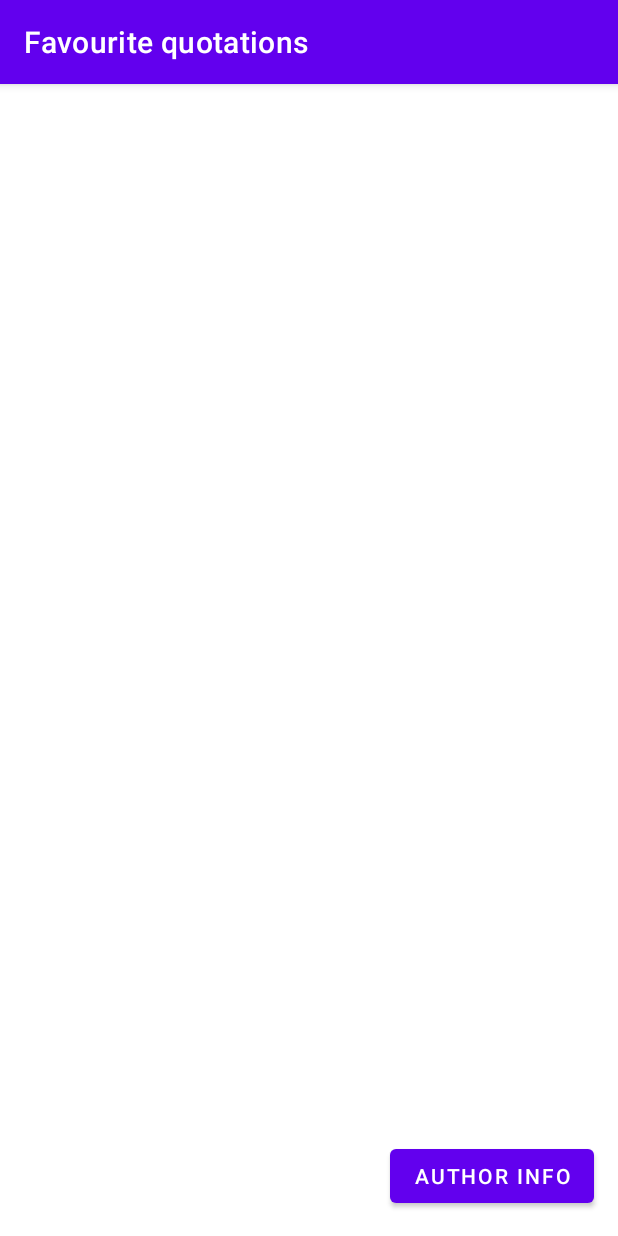
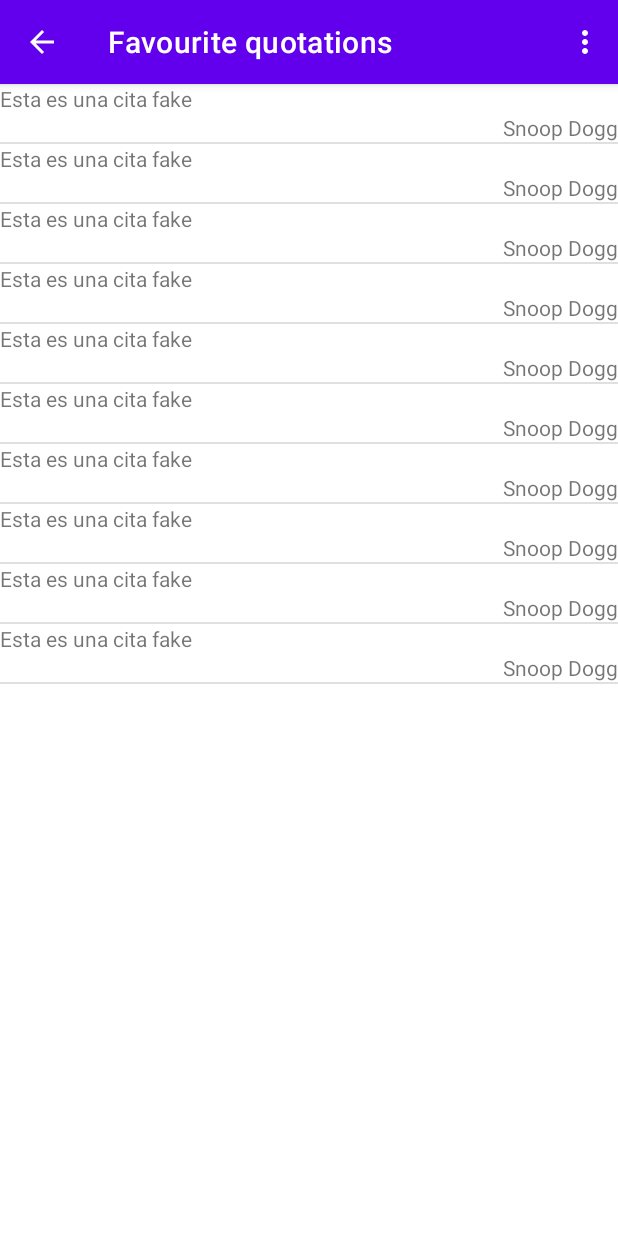
Before and after one commit to pacoarjonaj/QuotationShake, an Android app: the FavouriteActivity screen opened directly, with no data from a screen before it, on a phone screen of 412 x 824 dp. Run offline under Robolectric (Android 15) with nearby library versions, the phone set to English and light mode, and no system bars.

Commit message:
finished
add styles, and 3 menus

```diff
--- /dev/null
+++ b/app/src/main/java/adapter/QuotationList.java
@@ -0,0 +1,91 @@
+package adapter;
+
+import android.view.LayoutInflater;
+import android.view.View;
+import android.view.ViewGroup;
+import android.widget.TextView;
+
+import androidx.annotation.NonNull;
+import androidx.recyclerview.widget.RecyclerView;
+
+import java.util.List;
+
+import lab.dadm.quotationshake.FavouriteActivity;
+import lab.dadm.quotationshake.R;
+import model.Quotation;
+
+public class QuotationList extends RecyclerView.Adapter<QuotationList.ViewHolder> {
+    private List<Quotation> listQuotation;
+    private OnItemClickListener item;
+    private OnItemLongClickListener itemLongClickListener;
+
+    public QuotationList(List<Quotation> list, OnItemClickListener itemClickListener, OnItemLongClickListener itemLongClickList){
+        listQuotation = list;
+        item = itemClickListener;
+        itemLongClickListener = itemLongClickList;
+    }
+
+    @NonNull
+    @Override
+    public QuotationList.ViewHolder onCreateViewHolder(@NonNull ViewGroup parent, int viewType) {
+        View view = LayoutInflater.from(parent.getContext()).inflate(R.layout.quotation_item, parent, false);
+        QuotationList.ViewHolder holder = new ViewHolder(view);
+        return holder;
+    }
+
+    @Override
+    public void onBindViewHolder(@NonNull QuotationList.ViewHolder holder, int position) {
+        holder.author.setText(listQuotation.get(position).getQuoteAuthor());
+        holder.quote.setText(listQuotation.get(position).getQuoteText());
+    }
+
+    @Override
+    public int getItemCount() {
+        return listQuotation.size();
+    }
+
+    public void removeListElement(int pos){
+        listQuotation.remove(pos);
+        notifyItemRemoved(pos);
+    }
+
+    public void clearAllElements(){
+        listQuotation.clear();
+        notifyDataSetChanged();
+    }
+
+    public class ViewHolder extends RecyclerView.ViewHolder {
+        public TextView quote;
+        public TextView author;
+
+        public ViewHolder(@NonNull View itemView) {
+            super(itemView);
+
+            itemView.setOnClickListener(new View.OnClickListener(){
+                @Override
+                public void onClick(View view) {
+                    item.onItemClick(listQuotation.get(getAdapterPosition()));
+                }
+            });
+
+            itemView.setOnLongClickListener(new View.OnLongClickListener() {
+                @Override
+                public boolean onLongClick(View view) {
+                    itemLongClickListener.onItemLongClick(getAdapterPosition());
+                    return true;
+                }
+            });
+
+            quote = itemView.findViewById(R.id.textQuote);
+            author = itemView.findViewById(R.id.textAuthor);
+        }
+    }
+
+    public interface OnItemClickListener{
+        void onItemClick(Quotation quotation);
+    }
+
+    public interface OnItemLongClickListener {
+        void onItemLongClick(int position);
+    }
+}
--- a/app/src/main/java/lab/dadm/quotationshake/FavouriteActivity.java
+++ b/app/src/main/java/lab/dadm/quotationshake/FavouriteActivity.java
@@ -1,29 +1,140 @@
 package lab.dadm.quotationshake;
 
+import androidx.annotation.NonNull;
+import androidx.appcompat.app.AlertDialog;
 import androidx.appcompat.app.AppCompatActivity;
+import androidx.appcompat.view.menu.MenuItemImpl;
+import androidx.recyclerview.widget.DividerItemDecoration;
+import androidx.recyclerview.widget.GridLayoutManager;
+import androidx.recyclerview.widget.LinearLayoutManager;
+import androidx.recyclerview.widget.RecyclerView;
 
+import android.content.ClipData;
+import android.content.DialogInterface;
 import android.content.Intent;
 import android.net.Uri;
 import android.os.Bundle;
+import android.view.Menu;
+import android.view.MenuInflater;
+import android.view.MenuItem;
 import android.widget.Button;
+import android.widget.QuickContactBadge;
+import android.widget.Toast;
+
+import java.util.ArrayList;
+import java.util.List;
+
+import adapter.QuotationList;
+import model.Quotation;
 
 public class FavouriteActivity extends AppCompatActivity {
+
+    QuotationList adapter;
+     boolean isVisible = true;
 
     @Override
     protected void onCreate(Bundle savedInstanceState) {
         super.onCreate(savedInstanceState);
         setContentView(R.layout.activity_favourite);
 
+        QuotationList.OnItemClickListener listener = new QuotationList.OnItemClickListener() {
+            @Override
+            public void onItemClick(Quotation quotation) {
+                if(quotation.getQuoteAuthor() == ""){
+                    Toast.makeText(FavouriteActivity.this, R.string.noName, Toast.LENGTH_SHORT).show();
+                }else{
+                    final Intent intent = new Intent();
+                    intent.setAction(Intent.ACTION_VIEW);
+                    intent.setData(Uri.parse("https://en.wikipedia.org/wiki/" + quotation.getQuoteAuthor()));
+                    if (intent.resolveActivity(getPackageManager()) != null){
+                        startActivity(intent);
+                    }
+                }
+            }
+        };
 
-        final Button bAuthor = findViewById(R.id.buttonAuthor);
-        bAuthor.setOnClickListener(v -> {
-            final Intent intent = new Intent();
-            intent.setAction(Intent.ACTION_VIEW);
-            intent.setData(Uri.parse("https://en.wikipedia.org/wiki/Albert_Einstein"));
-            if (intent.resolveActivity(getPackageManager()) != null){
-                startActivity(intent);
+        // Dialog
+        QuotationList.OnItemLongClickListener longListener = new QuotationList.OnItemLongClickListener() {
+            @Override
+            public void onItemLongClick(int position) {
+                AlertDialog.Builder builder = new AlertDialog.Builder(FavouriteActivity.this);
+                builder.setMessage("Are you sure that you want to delete this quotation?");
+                builder.setPositiveButton(android.R.string.yes, new DialogInterface.OnClickListener() {
+                    @Override
+                    public void onClick(DialogInterface dialogInterface, int i) {
+                        adapter.removeListElement(position);
+
+                        if(adapter.getItemCount() == 0){
+                            isVisible = false;
+                            invalidateOptionsMenu();
+                        }else isVisible = true;
+                    }
+                });
+                builder.setNegativeButton(android.R.string.no, new DialogInterface.OnClickListener() {
+                    @Override
+                    public void onClick(DialogInterface dialogInterface, int i) {
+
+                    }
+                });
+
+                builder.create().show();
             }
-        });
+        };
+
+
+        // Recycler
+        RecyclerView recycler = findViewById(R.id.recyclerViewFav);
+        RecyclerView.LayoutManager manager = new LinearLayoutManager(this,LinearLayoutManager.VERTICAL,false);
+        RecyclerView.ItemDecoration itemDecoration = new DividerItemDecoration(this,DividerItemDecoration.VERTICAL);
+
+        recycler.setLayoutManager(manager);
+        recycler.addItemDecoration(itemDecoration);
+
+        adapter = new QuotationList(getMockQuotations(),listener,longListener);
+        isVisible = adapter.getItemCount() > 0;
+        recycler.setAdapter(adapter);
+
     }
 
+    public List<Quotation> getMockQuotations(){
+        List<Quotation> listaFake = new ArrayList<>();
+        Quotation quotationFake = new Quotation("Esta es una cita fake","Snoop Dogg");
+
+        listaFake.add(quotationFake);
+        listaFake.add(quotationFake);
+        listaFake.add(quotationFake);
+        listaFake.add(quotationFake);
+        listaFake.add(quotationFake);
+        listaFake.add(quotationFake);
+        listaFake.add(quotationFake);
+        listaFake.add(quotationFake);
+        listaFake.add(quotationFake);
+        listaFake.add(quotationFake);
+
+        return listaFake;
+    }
+
+    @Override
+    public boolean onCreateOptionsMenu(Menu menu) {
+        MenuInflater menuInflater = getMenuInflater();
+        menuInflater.inflate(R.menu.favourite_actionbar,menu);
+
+        MenuItem item = menu.findItem(R.id.itemClearAll);
+        item.setVisible(isVisible);
+
+        return true;
+    }
+
+    @Override
+    public boolean onOptionsItemSelected(@NonNull MenuItem item) {
+        switch(item.getItemId()){
+            case R.id.itemClearAll:
+                adapter.clearAllElements();
+                isVisible = false;
+                invalidateOptionsMenu();
+                return true;
+            default:
+                return true;
+        }
+    }
 }
--- /dev/null
+++ b/app/src/main/java/model/Quotation.java
@@ -0,0 +1,27 @@
+package model;
+
+public class Quotation {
+    public String quoteText;
+    public String quoteAuthor;
+
+    public Quotation(String quoteText, String quoteAuthor) {
+        this.quoteText = quoteText;
+        this.quoteAuthor = quoteAuthor;
+    }
+
+    public String getQuoteText() {
+        return quoteText;
+    }
+
+    public void setQuoteText(String quoteText) {
+        this.quoteText = quoteText;
+    }
+
+    public String getQuoteAuthor() {
+        return quoteAuthor;
+    }
+
+    public void setQuoteAuthor(String quoteAuthor) {
+        this.quoteAuthor = quoteAuthor;
+    }
+}
--- a/app/src/main/res/layout/activity_favourite.xml
+++ b/app/src/main/res/layout/activity_favourite.xml
@@ -1,20 +1,11 @@
 <?xml version="1.0" encoding="utf-8"?>
-<androidx.constraintlayout.widget.ConstraintLayout xmlns:android="http://schemas.android.com/apk/res/android"
+<androidx.recyclerview.widget.RecyclerView xmlns:android="http://schemas.android.com/apk/res/android"
     xmlns:app="http://schemas.android.com/apk/res-auto"
     xmlns:tools="http://schemas.android.com/tools"
     android:layout_width="match_parent"
     android:layout_height="match_parent"
-    tools:context=".FavouriteActivity">
+    tools:context=".FavouriteActivity"
+    android:id="@+id/recyclerViewFav">
 
-    <Button
-        android:id="@+id/buttonAuthor"
-        android:layout_width="wrap_content"
-        android:layout_height="wrap_content"
-        android:text="@string/authorInfo"
-        android:layout_marginBottom="16dp"
-        android:layout_marginEnd="16dp"
-        app:layout_constraintBottom_toBottomOf="parent"
-        app:layout_constraintEnd_toEndOf="parent"
-        app:layout_constraintRight_toRightOf="parent" />
 
-</androidx.constraintlayout.widget.ConstraintLayout>
+</androidx.recyclerview.widget.RecyclerView>
--- a/app/src/main/res/layout/activity_settings.xml
+++ b/app/src/main/res/layout/activity_settings.xml
@@ -22,7 +22,8 @@
             app:layout_constraintBottom_toTopOf="@+id/editTextTextPersonName"
             app:layout_constraintEnd_toEndOf="parent"
             app:layout_constraintStart_toStartOf="parent"
-            app:layout_constraintTop_toTopOf="parent" />
+            app:layout_constraintTop_toTopOf="parent"
+            style="@style/appStyle"/>
 
         <EditText
             android:id="@+id/editTextTextPersonName"
@@ -59,6 +60,7 @@
             android:layout_marginStart="8dp"
             android:layout_marginEnd="8dp"
             android:layout_marginTop="8dp"
+            android:entries="@array/arrayLanguages"
             app:layout_constraintTop_toBottomOf="@+id/textView3" />
 
         <TextView
@@ -90,7 +92,7 @@
                 android:layout_width="match_parent"
                 android:layout_height="wrap_content"
                 android:text="@string/GETSett"
-                android:checked="true"/>
+                android:checked="true" />
 
             <RadioButton
                 android:id="@+id/radioButton2"
--- /dev/null
+++ b/app/src/main/res/layout/quotation_item.xml
@@ -0,0 +1,24 @@
+<?xml version="1.0" encoding="utf-8"?>
+<androidx.constraintlayout.widget.ConstraintLayout xmlns:android="http://schemas.android.com/apk/res/android"
+    xmlns:app="http://schemas.android.com/apk/res-auto"
+    xmlns:tools="http://schemas.android.com/tools"
+    android:layout_width="match_parent"
+    android:layout_height="wrap_content">
+
+
+    <TextView
+        android:id="@+id/textAuthor"
+        android:layout_width="wrap_content"
+        android:layout_height="wrap_content"
+        android:text="TextView"
+        app:layout_constraintEnd_toEndOf="parent"
+        app:layout_constraintTop_toBottomOf="@+id/textQuote" />
+
+    <TextView
+        android:id="@+id/textQuote"
+        android:layout_width="wrap_content"
+        android:layout_height="wrap_content"
+        android:text="TextView"
+        app:layout_constraintStart_toStartOf="parent"
+        app:layout_constraintTop_toTopOf="parent" />
+</androidx.constraintlayout.widget.ConstraintLayout>
--- /dev/null
+++ b/app/src/main/res/menu/favourite_actionbar.xml
@@ -0,0 +1,8 @@
+<?xml version="1.0" encoding="utf-8"?>
+<menu xmlns:android="http://schemas.android.com/apk/res/android">
+    <item
+        android:id="@+id/itemClearAll"
+        android:title="Clear All"
+        android:icon="@android:drawable/ic_menu_delete"
+        android:visible="true"/>
+</menu>
--- a/app/src/main/res/values/strings.xml
+++ b/app/src/main/res/values/strings.xml
@@ -18,6 +18,9 @@
     <string name="sampleQuo">This is a sample quotation</string>
     <string name="sampleAut">This is a sample author</string>
     <string name="hello" translatable="false">Hello%1s!\nPress Refresh to get a new quotation</string>
+    <string name="english">English</string>
+    <string name="russian">Russian</string>
+    <string name="noName">No author</string>
 
 
 
```
Also changed, not shown: app/src/main/AndroidManifest.xml (+8 -4 lines), app/src/main/java/lab/dadm/quotationshake/QuotationActivity.java (+28 -5 lines), app/src/main/res/menu/quoation_actionbar.xml (added, +15 -0 lines), app/src/main/res/values/arrays.xml (added, +8 -0 lines), app/src/main/res/values/styles.xml (added, +7 -0 lines), 1 other file.
